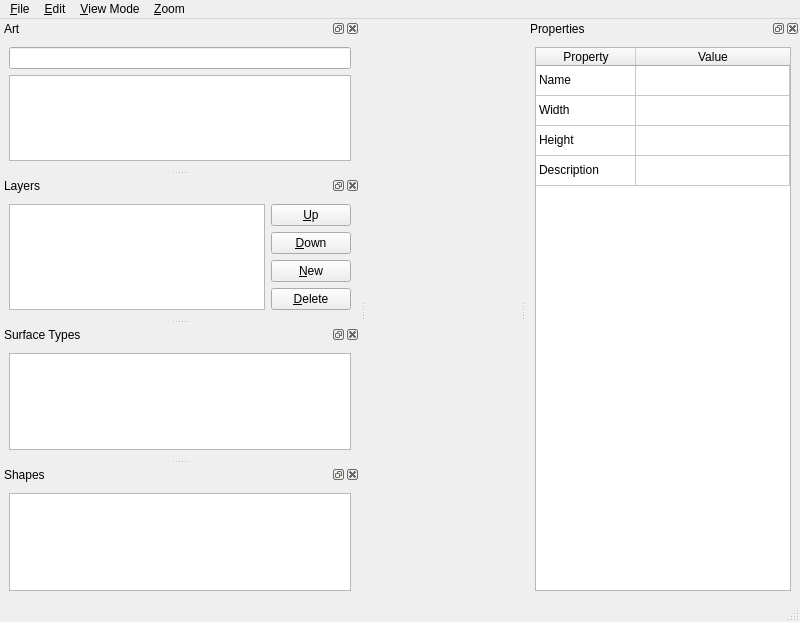
Above: tools/world-editor/ObjectEditor.ui from andrewrk/motrs before the change. Below: the same form after it.
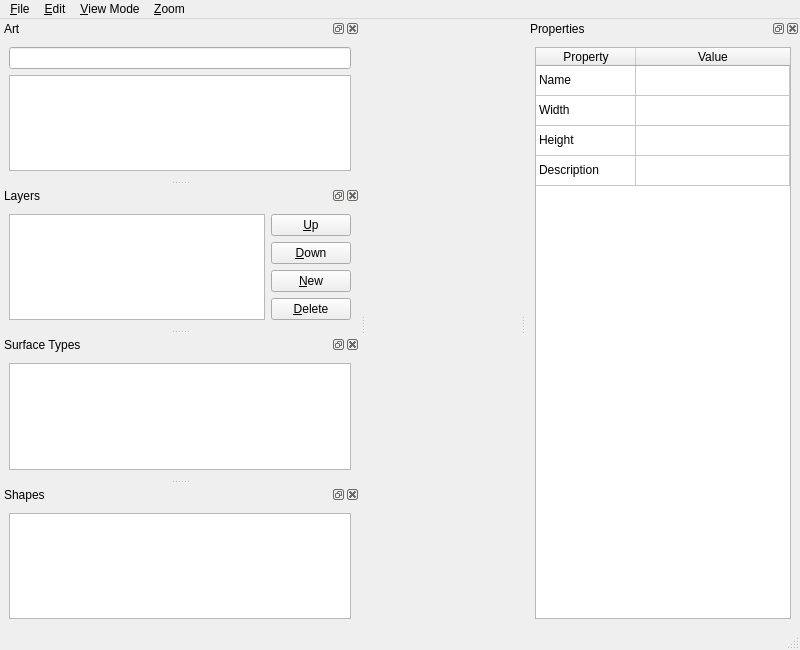
That is the form after the change.

Patch:
```diff
--- a/tools/world-editor/ObjectEditor.ui
+++ b/tools/world-editor/ObjectEditor.ui
@@ -7,7 +7,7 @@
     <x>0</x>
     <y>0</y>
     <width>800</width>
-    <height>622</height>
+    <height>650</height>
    </rect>
   </property>
   <property name="windowTitle">
```
Left out of the diff: 9 changed lines with no effect on the pictures.
